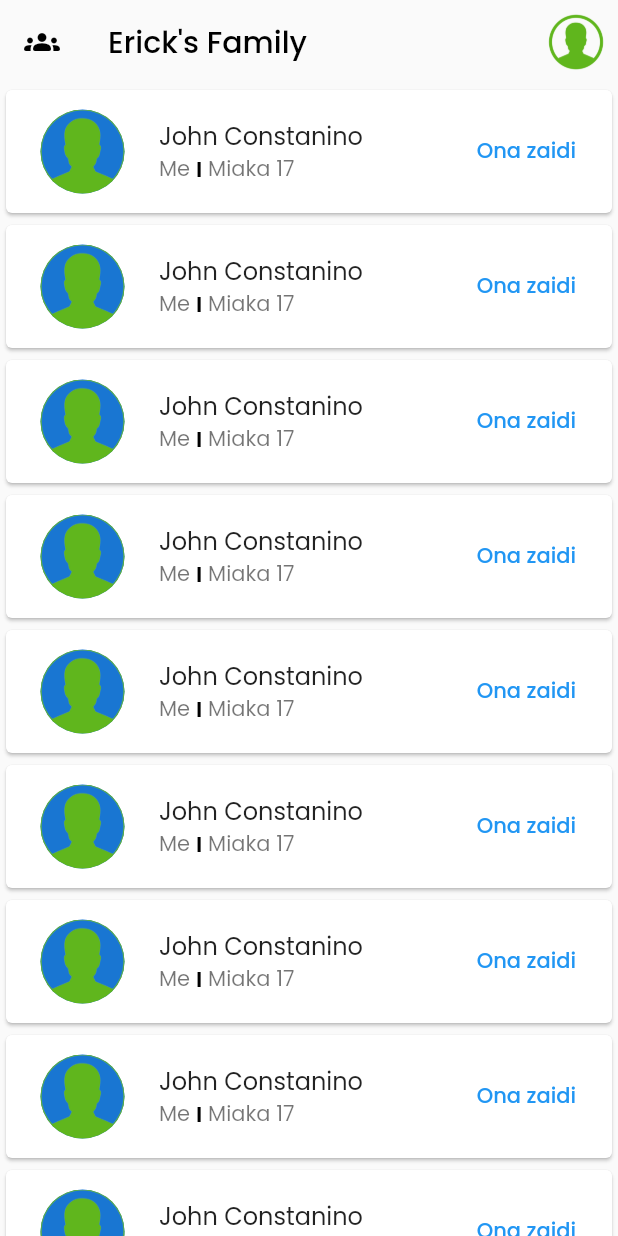
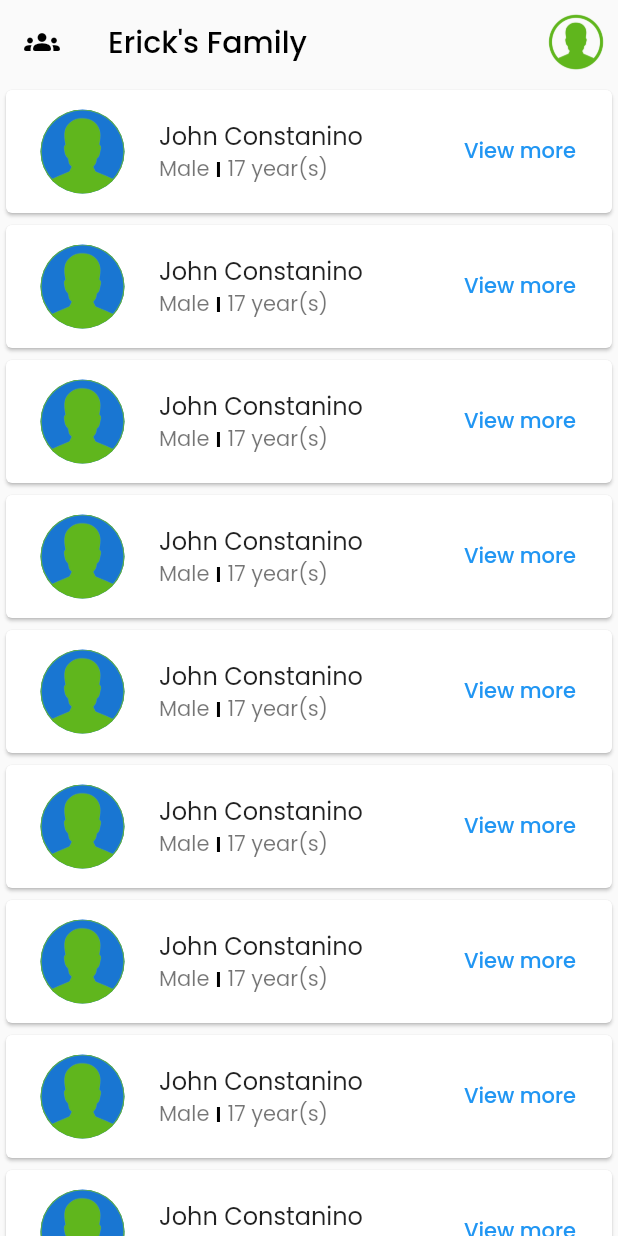
Before and after one commit to CostantinoGwaka/FamilyApp, a Flutter app: the AllMember screen opened directly, on a phone screen of 412 x 824 dp. Run offline on Flutter 3.47's test engine with Material 2 defaults, Android fonts, the phone set to English and light mode, and no system bars; our stand-ins replace flutter_icons, flutter_screenutil, font_awesome_flutter, google_fonts, percent_indicator, shared_preferences; accounts and stored records are empty.

Commit message:
Minor changes

```diff
--- a/lib/screens/allmember/all_member.dart
+++ b/lib/screens/allmember/all_member.dart
@@ -62,7 +62,7 @@ class _AllMemberState extends State<AllMember> {
                 title: Text('John Constanino'),
                 subtitle: Row(
                   children: [
-                    Text('Me'),
+                    Text('Male'),
                     manualSpacer(),
                     Container(
                       height: 10,
@@ -72,11 +72,11 @@ class _AllMemberState extends State<AllMember> {
                       ),
                     ),
                     manualSpacer(),
-                    Text('Miaka 17'),
+                    Text("17 year(s)"),
                   ],
                 ),
                 trailing: TextButton(
-                  child: Text('Ona zaidi'),
+                  child: Text('View more'),
                   onPressed: () {
                     Navigator.push(
                       context,
--- a/lib/screens/family/widget/familiy_desc.dart
+++ b/lib/screens/family/widget/familiy_desc.dart
@@ -31,7 +31,7 @@ class _FamilyDescriptionState extends State<FamilyDescription> {
                 title: Text('John Constanino'),
                 subtitle: Row(
                   children: [
-                    Text('Me'),
+                    Text('Male'),
                     manualSpacer(),
                     Container(
                       height: 10,
```
Also changed, not shown: lib/screens/account/account.dart (+108 -31 lines), lib/screens/account/widget/app_info.dart (added, +40 -0 lines).
